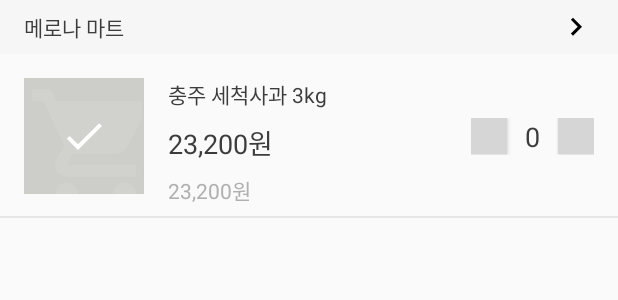
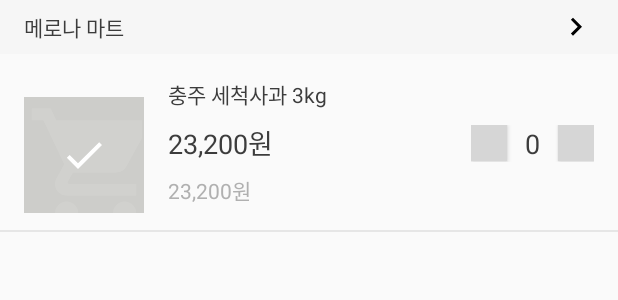
Before and after one commit to lagoJin/guPang, an Android app: the layout item_cart.xml on its own in the app's theme, with its tools: preview values and no code run, on a phone screen of 412 x 824 dp. Shown: the top 300 px of the screen. Run offline under Robolectric (Android 15) with nearby library versions, the phone set to English and light mode, and no system bars; grey boxes are pictures that could not be loaded.

Commit message:
장보기 메모에 추가 기능 구현

```diff
--- a/app/src/main/java/kr/co/express9/client/mvvm/view/ProductActivity.kt
+++ b/app/src/main/java/kr/co/express9/client/mvvm/view/ProductActivity.kt
@@ -26,7 +26,10 @@ class ProductActivity : BaseActivity<ActivityProductBinding>(R.layout.activity_p
             if (productViewModel.itemNum.value == 0) toast(R.string.choose_number_of_product)
             else {
                 // 장보기 메모에 상품 추가 예정
-                showCheckCartAlert()
+                productViewModel.addCartProduct{
+                    if(it) showCheckCartAlert()
+                    else toast(R.string.faile_add_product_to_cart)
+                }
             }
         }
 
--- a/app/src/main/java/kr/co/express9/client/mvvm/viewModel/CartViewModel.kt
+++ b/app/src/main/java/kr/co/express9/client/mvvm/viewModel/CartViewModel.kt
@@ -109,9 +109,10 @@ class CartViewModel : BaseViewModel<CartViewModel.Event>() {
     fun deleteCartProduct(cb: (deletedIndex: Int) -> Unit) {
         // 향후 한번에 배열로 삭제할 수 있도록 변경 될 예정
         _cartProducts.value!!.forEachIndexed { idx, cartProduct ->
+            if (cartProduct.isSelected) {
                 cartRepository.deleteCartProduct(cartProduct.productSeq)
                         .subscribe({
-                        if(it.status == StatusEnum.SUCCESS) {
+                            if (it.status == StatusEnum.SUCCESS) {
                                 _cartProducts.value!!.remove(cartProduct)
                                 checkCartProductIsEmpty()
                                 cb(idx)
@@ -119,6 +120,7 @@ class CartViewModel : BaseViewModel<CartViewModel.Event>() {
                         }, {
                             Logger.d(it.toString())
                         }).apply { addDisposable(this) }
+            }
         }
     }
 
--- a/app/src/main/java/kr/co/express9/client/util/BindingAdapter.kt
+++ b/app/src/main/java/kr/co/express9/client/util/BindingAdapter.kt
@@ -69,10 +69,12 @@ fun setVisibility(view: View, visibility: Boolean) {
 
 @BindingAdapter("bind_mart_name")
 fun martSeq2Name(view: TextView, martSeq: Int) {
+    var martName = view.context.getString(R.string.no_mart_in_favorite_mart_list)
     User.getFavoriteMarts().forEach {
         if(it.martSeq == martSeq) {
-            view.text = it.name
+            martName = it.name
             return@forEach
         }
     }
+    view.text = martName
 }
--- a/app/src/main/res/layout/item_cart.xml
+++ b/app/src/main/res/layout/item_cart.xml
@@ -65,7 +65,6 @@
                 android:layout_height="77dp"
                 android:layout_marginStart="16dp"
                 android:layout_marginTop="16dp"
-                android:layout_marginBottom="16dp"
                 app:bind_image="@{cartProduct.imageUrl}"
                 app:layout_constraintBottom_toBottomOf="parent"
                 app:layout_constraintStart_toStartOf="parent"
@@ -97,9 +96,10 @@
                 android:id="@+id/tv_goods_name"
                 android:layout_width="wrap_content"
                 android:layout_height="wrap_content"
-                android:layout_marginStart="16dp"
                 android:layout_marginTop="16dp"
                 android:lineSpacingExtra="0sp"
+                android:paddingStart="16dp"
+                android:paddingEnd="16dp"
                 android:text="@{cartProduct.productName}"
                 android:textColor="@color/fontBlack"
                 android:textSize="14sp"
@@ -113,9 +113,11 @@
                 android:id="@+id/tv_goods_sale_price"
                 android:layout_width="wrap_content"
                 android:layout_height="wrap_content"
-                android:layout_marginStart="16dp"
+
                 android:layout_marginTop="8dp"
                 android:lineSpacingExtra="0sp"
+                android:paddingStart="16dp"
+                android:paddingEnd="16dp"
                 android:textColor="@color/fontBlack"
                 android:textSize="18sp"
                 app:bind_price="@{cartProduct.saleUnitPrice}"
@@ -129,9 +131,10 @@
                 android:id="@+id/tv_goods_price"
                 android:layout_width="wrap_content"
                 android:layout_height="wrap_content"
-                android:layout_marginStart="16dp"
                 android:layout_marginTop="7dp"
                 android:lineSpacingExtra="0sp"
+                android:paddingStart="16dp"
+                android:paddingEnd="16dp"
                 android:textColor="@color/fontGray"
                 android:textSize="14sp"
                 app:bind_cancel_line="@{true}"
@@ -183,9 +186,10 @@
             <View
                 android:layout_width="match_parent"
                 android:layout_height="1dp"
+                android:layout_marginTop="16dp"
                 android:background="#e6e6e6"
                 android:visibility="@{cartProduct.isExpanded}"
-                app:layout_constraintBottom_toBottomOf="parent" />
+                app:layout_constraintTop_toBottomOf="@id/tv_goods_price" />
         </androidx.constraintlayout.widget.ConstraintLayout>
     </androidx.constraintlayout.widget.ConstraintLayout>
 </layout>
--- a/app/src/main/res/values/strings.xml
+++ b/app/src/main/res/values/strings.xml
@@ -38,6 +38,7 @@
     <string name="product_info">상품 정보</string>
     <string name="add_to_cart_memo">장보기 메모에 추가</string>
     <string name="choose_number_of_product">상품 수량을 선택하세요</string>
+    <string name="faile_add_product_to_cart">다시 시도해주세요.</string>
 
     <!--activity_leaflet-->
     <string name="leaflet_title">전단지 정보</string>
@@ -96,6 +97,9 @@
     <!--item_category-->
     <string name="no_mart_or_product">찾는 상품/마트가 없습니다</string>
 
+    <!--item_cart-->
+    <string name="no_mart_in_favorite_mart_list">단골 등록해제한 마트입니다.</string>
+
     <!--menu-->
     <string name="menu_home">홈</string>
     <string name="menu_search">검색</string>
```
Also changed, not shown: app/src/main/java/kr/co/express9/client/mvvm/viewModel/ProductViewModel.kt (+16 -3 lines). Lines whose indentation alone changed are shown as unchanged.
